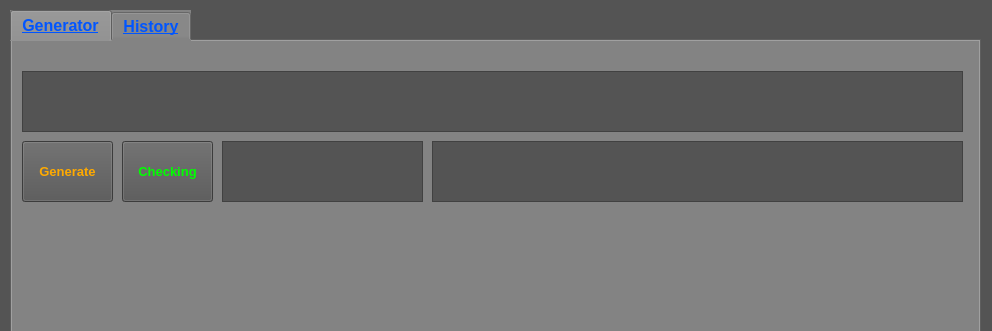
This is ui/main_form.ui in masonskii/PasswordGenerator as Qt 5 draws it before an edit; both pictures show x 0 to 992 and y 0 to 331 of the 992 by 619 pixel window. The edited form follows.
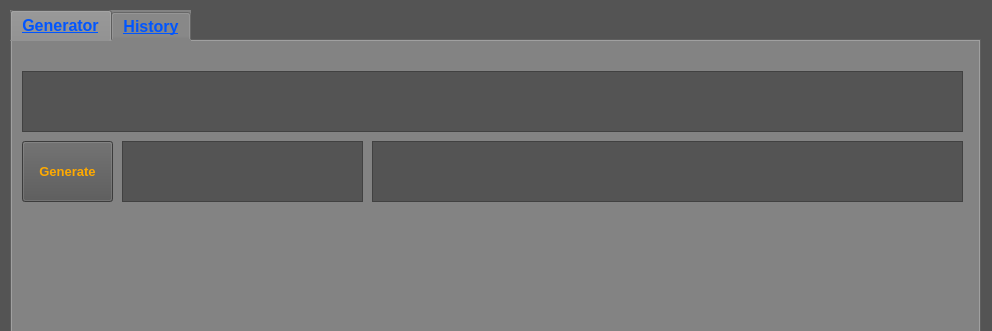
This is the edited form.

```diff
--- a/ui/main_form.ui
+++ b/ui/main_form.ui
@@ -165,9 +165,9 @@
         <widget class="QTextBrowser" name="TextStrenght">
          <property name="geometry">
           <rect>
-           <x>210</x>
+           <x>110</x>
            <y>100</y>
-           <width>201</width>
+           <width>241</width>
            <height>61</height>
           </rect>
          </property>
@@ -196,9 +196,9 @@
         <widget class="QTextBrowser" name="TextTtH">
          <property name="geometry">
           <rect>
-           <x>420</x>
+           <x>360</x>
            <y>100</y>
-           <width>531</width>
+           <width>591</width>
            <height>61</height>
           </rect>
          </property>
@@ -224,30 +224,6 @@
 &lt;p align=&quot;justify&quot; style=&quot;-qt-paragraph-type:empty; margin-top:0px; margin-bottom:0px; margin-left:0px; margin-right:0px; -qt-block-indent:0; text-indent:0px; font-family:'MS Shell Dlg 2'; font-size:15pt; font-weight:600;&quot;&gt;&lt;br /&gt;&lt;/p&gt;&lt;/body&gt;&lt;/html&gt;</string>
          </property>
         </widget>
-        <widget class="QPushButton" name="ButtonCheck">
-         <property name="geometry">
-          <rect>
-           <x>110</x>
-           <y>100</y>
-           <width>91</width>
-           <height>61</height>
-          </rect>
-         </property>
-         <property name="font">
-          <font>
-           <pointsize>10</pointsize>
-           <weight>75</weight>
-           <bold>true</bold>
-          </font>
-         </property>
-         <property name="styleSheet">
-          <string notr="true">background-color: rgb(84, 84, 84);
-color: rgb(0, 255, 0);</string>
-         </property>
-         <property name="text">
-          <string>Checking</string>
-         </property>
-        </widget>
        </widget>
        <widget class="QWidget" name="tab_2">
         <attribute name="title">
```
Left out of the diff: 24 changed lines with no effect on the pictures.
